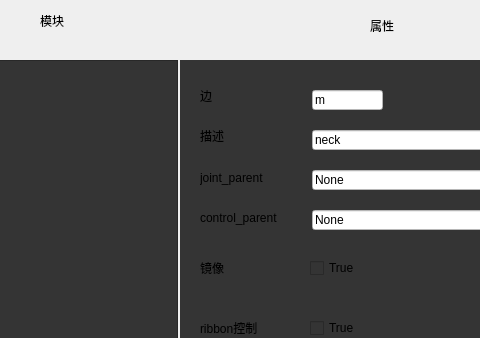
The window that res/ui/rigging_modular/rigging.ui (MuZiMuZi/muziToolset) describes before a commit, drawn with Qt 5; both pictures show x 200 to 680 and y 0 to 338 of the 833 by 625 pixel window.
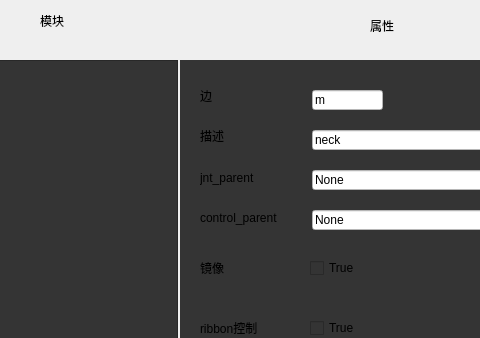
The same window after the commit.

Diff of the .ui file:
```diff
--- a/res/ui/rigging_modular/rigging.ui
+++ b/res/ui/rigging_modular/rigging.ui
@@ -440,7 +440,7 @@
       </rect>
      </property>
      <property name="text">
-      <string>joint_parent</string>
+      <string>jnt_parent</string>
      </property>
     </widget>
     <widget class="QLabel" name="spine_rig_control_parent_lebel">
```
Left out of the diff: 40 changed lines with no effect on the pictures.
